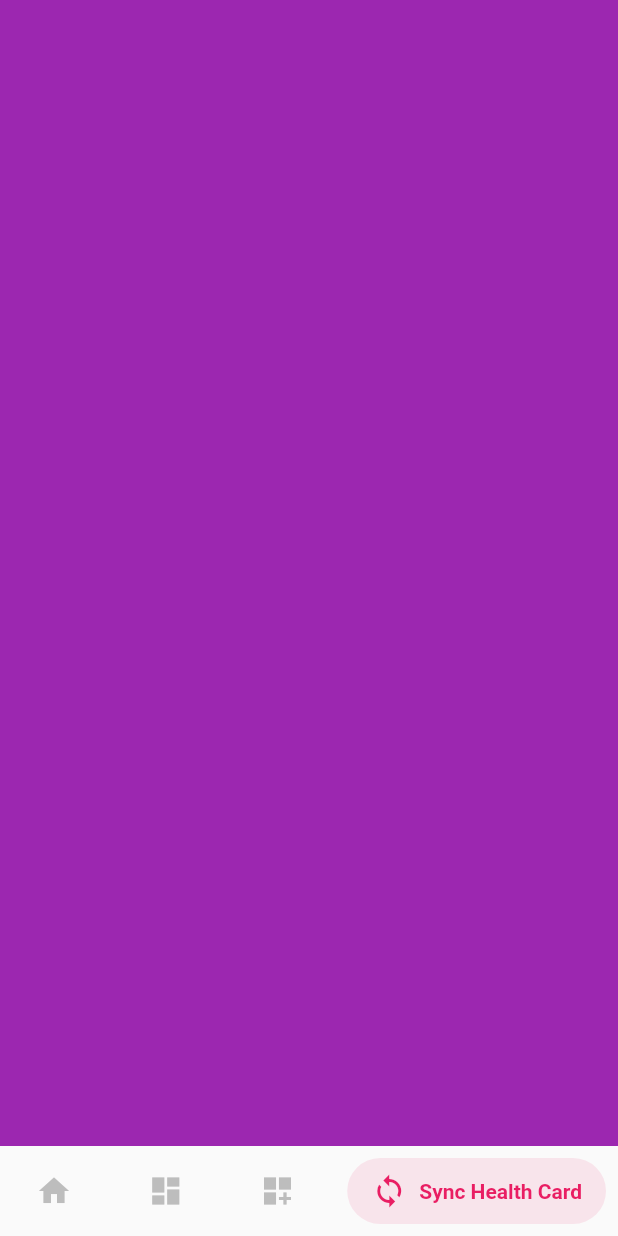
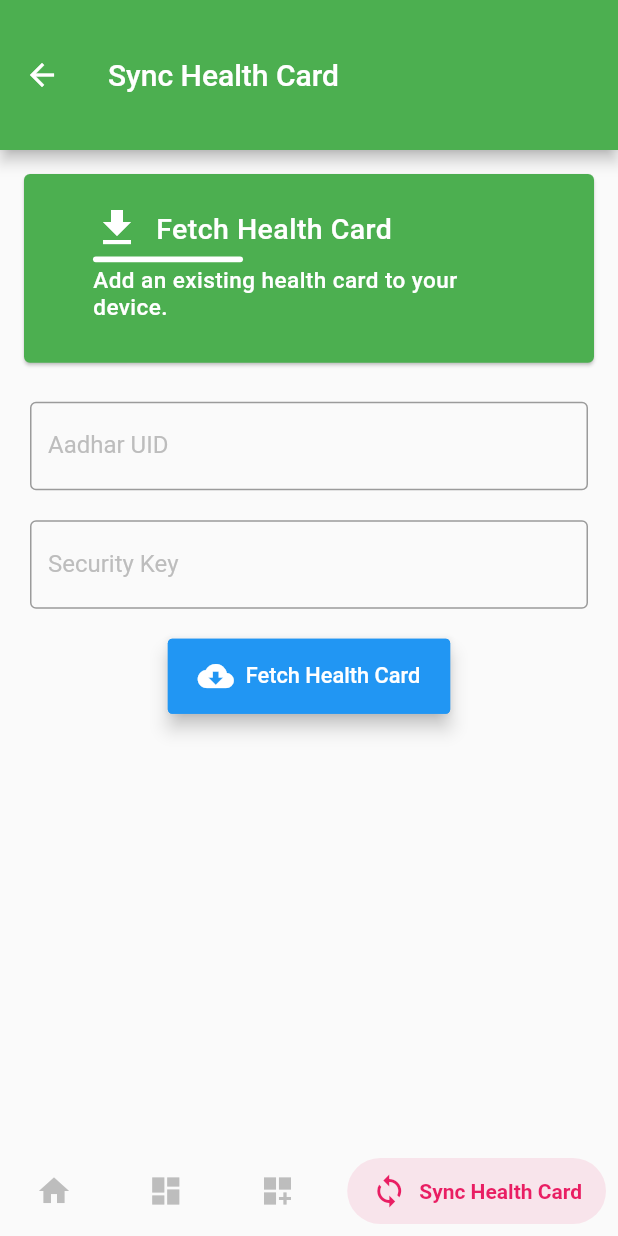
Before and after one commit to Az-21/universal-health-card, a Flutter app: the HealthCardWelcomePage screen opened directly, item 4 of the bottom bar chosen, on a phone screen of 412 x 824 dp. Run offline on Flutter 3.47's test engine with Material 2 defaults, Android fonts, the light colour scheme and no system bars; drawn by our look-alikes of getwidget, salomon_bottom_bar; our stand-ins replace get, get_storage; missing offline and left inert: awesome_card, pattern_formatter; accounts and stored records are empty.

Commit message:
📑health card page improvements

```diff
--- a/lib/src/healthCard/health_cards_ui.dart
+++ b/lib/src/healthCard/health_cards_ui.dart
@@ -2,6 +2,7 @@
 //  * Imports
 // ━━━━━━━━━━━━━━━━━━━━━━━━━━━━━━━━━━━━━━━━
 import 'package:flutter/material.dart';
+import 'package:health_app/src/healthCard/sync_health_card.dart';
 
 // Pub Dev Imports
 import 'package:salomon_bottom_bar/salomon_bottom_bar.dart';
@@ -28,7 +29,7 @@ class _HealthCardWelcomePageState extends State<HealthCardWelcomePage> {
     Container(), // home conatiner -> this is never displayed -> goto home
     HealthCardPage(),
     NewHealthCard(),
-    Container(color: Colors.purple),
+    SyncHealthCard(),
   ];
 
   @override
--- a/lib/src/healthCard/new_health_card.dart
+++ b/lib/src/healthCard/new_health_card.dart
@@ -78,6 +78,7 @@ class _HealthCardCreateFormState extends State<HealthCardCreateForm> {
 
   @override
   Widget build(BuildContext context) {
+    final focus = FocusScope.of(context); // next focus
     return SingleChildScrollView(
       child: Column(
         mainAxisAlignment: MainAxisAlignment.start,
@@ -128,6 +129,8 @@ class _HealthCardCreateFormState extends State<HealthCardCreateForm> {
                     });
                   },
                   focusNode: _focusNode,
+                  textInputAction: TextInputAction.next,
+                  onEditingComplete: () => focus.nextFocus(),
                 ),
               ),
 
@@ -136,6 +139,7 @@ class _HealthCardCreateFormState extends State<HealthCardCreateForm> {
                 margin: EdgeInsets.symmetric(horizontal: 20, vertical: 10),
                 child: TextFormField(
                   controller: formName,
+                  textCapitalization: TextCapitalization.words,
                   decoration: InputDecoration(
                     labelText: 'Name',
                     counterText: '',
@@ -147,6 +151,8 @@ class _HealthCardCreateFormState extends State<HealthCardCreateForm> {
                       cardHolderName = formName;
                     });
                   },
+                  textInputAction: TextInputAction.next,
+                  onEditingComplete: () => focus.nextFocus(),
                 ),
               ),
 
@@ -171,6 +177,8 @@ class _HealthCardCreateFormState extends State<HealthCardCreateForm> {
                       aadharNumber = formAadhar;
                     });
                   },
+                  textInputAction: TextInputAction.next,
+                  onEditingComplete: () => focus.nextFocus(),
                 ),
               ),
 
@@ -192,6 +200,8 @@ class _HealthCardCreateFormState extends State<HealthCardCreateForm> {
                       healthInfo = '$bloodGroup | $healthCondition';
                     });
                   },
+                  textInputAction: TextInputAction.next,
+                  onEditingComplete: () => focus.nextFocus(),
                 ),
               ),
 
@@ -204,7 +214,7 @@ class _HealthCardCreateFormState extends State<HealthCardCreateForm> {
                     border: OutlineInputBorder(),
                     counterText: '',
                     labelText: 'Health Condition',
-                    hintText: 'Allergic to X',
+                    hintText: 'Allergic to X | Normal | High BP',
                   ),
                   maxLength: 20,
                   onChanged: (formHealthCondition) {
@@ -213,6 +223,8 @@ class _HealthCardCreateFormState extends State<HealthCardCreateForm> {
                       healthInfo = '$bloodGroup | $healthCondition';
                     });
                   },
+                  textInputAction: TextInputAction.done,
+                  onEditingComplete: () => focus.unfocus(),
                 ),
               ),
 
@@ -232,6 +244,7 @@ class _HealthCardCreateFormState extends State<HealthCardCreateForm> {
                     color: Colors.white,
                   ),
                   onPressed: () {
+                    // TODO: validator here -> 4 digit key, 12 digit aadhar...
                     // TODO: firebase push here
                     isFirebaseSuccess = true;
                     if (isFirebaseSuccess) {
@@ -239,8 +252,14 @@ class _HealthCardCreateFormState extends State<HealthCardCreateForm> {
                         'Success',
                         'Your health card has been created',
                         icon: Icon(Icons.cloud_done_sharp),
-                        backgroundColor: Colors.greenAccent,
+                        backgroundColor: Colors.blue,
                       );
+                      // Reset all text fields
+                      formSecurityKey.text = '';
+                      formName.text = '';
+                      formAadhar.text = '';
+                      formBloodGroup.text = '';
+                      formHealthCondition.text = '';
                     } else {
                       Get.snackbar(
                         'Failed',
--- /dev/null
+++ b/lib/src/healthCard/sync_health_card.dart
@@ -0,0 +1,170 @@
+// ━━━━━━━━━━━━━━━━━━━━━━━━━━━━━━━━━━━━━━━━
+//  * Imports
+// ━━━━━━━━━━━━━━━━━━━━━━━━━━━━━━━━━━━━━━━━
+
+import 'package:flutter/material.dart';
+import 'package:flutter/services.dart';
+
+// Pub Dev Imports
+import 'package:pattern_formatter/pattern_formatter.dart';
+import 'package:getwidget/getwidget.dart';
+import 'package:get/get.dart';
+
+class SyncHealthCard extends StatelessWidget {
+  const SyncHealthCard({Key key}) : super(key: key);
+
+  @override
+  Widget build(BuildContext context) {
+    return Scaffold(
+      appBar: AppBar(
+        toolbarHeight: 100,
+        title: Text('Sync Health Card'),
+      ),
+      body: FetchHealthCardForm(),
+    );
+  }
+}
+
+class FetchHealthCardForm extends StatelessWidget {
+  const FetchHealthCardForm({Key key}) : super(key: key);
+
+  @override
+  Widget build(BuildContext context) {
+    return ListView(
+      children: <Widget>[
+        /// Info Card
+        GFCard(
+          color: Colors.green,
+          title: GFListTile(
+            title: GFTypography(
+              text: 'Fetch Health Card',
+              textColor: Colors.white,
+              type: GFTypographyType.typo3,
+              icon: Icon(
+                Icons.file_download,
+                color: Colors.white,
+                size: 32,
+              ),
+              dividerColor: Colors.white,
+              dividerWidth: 100,
+            ),
+            subtitle: GFTypography(
+              text: 'Add an existing health card to your device.',
+              textColor: Colors.white,
+              type: GFTypographyType.typo5,
+              showDivider: false,
+            ),
+          ),
+        ),
+
+        /// Input Form
+        HealthCardSyncForm(),
+      ],
+    );
+  }
+}
+
+class HealthCardSyncForm extends StatefulWidget {
+  HealthCardSyncForm({Key key}) : super(key: key);
+
+  @override
+  _HealthCardSyncFormState createState() => _HealthCardSyncFormState();
+}
+
+class _HealthCardSyncFormState extends State<HealthCardSyncForm> {
+  TextEditingController formSecurityKey = TextEditingController();
+  TextEditingController formAadhar = TextEditingController();
+
+  bool isFirebaseSuccess = false; // on sync
+
+  @override
+  Widget build(BuildContext context) {
+    final focus = FocusScope.of(context); // next focus
+    return Column(
+      mainAxisAlignment: MainAxisAlignment.start,
+      crossAxisAlignment: CrossAxisAlignment.start,
+      children: <Widget>[
+        /// Aadhar ID
+        Container(
+          margin: EdgeInsets.symmetric(horizontal: 20, vertical: 10),
+          child: TextFormField(
+            controller: formAadhar,
+            maxLength: 14, // input formatter will add 12 + 2 = 14
+            keyboardType: TextInputType.number,
+            decoration: InputDecoration(
+              border: OutlineInputBorder(),
+              counterText: '',
+              labelText: 'Aadhar UID',
+              hintText: '12 Digit AADHAR Card Number',
+            ),
+            inputFormatters: [
+              CreditCardFormatter(),
+            ],
+            textInputAction: TextInputAction.next,
+            onEditingComplete: () => focus.nextFocus(),
+          ),
+        ),
+
+        /// Security Key / CVV
+        Container(
+          margin: EdgeInsets.symmetric(horizontal: 20, vertical: 10),
+          child: TextFormField(
+            controller: formSecurityKey,
+            decoration: InputDecoration(
+              border: OutlineInputBorder(),
+              counterText: '',
+              labelText: 'Security Key',
+              hintText: 'Four digit security key',
+            ),
+            maxLength: 4,
+            keyboardType: TextInputType.number,
+            inputFormatters: [FilteringTextInputFormatter.digitsOnly],
+            textInputAction: TextInputAction.done,
+            onEditingComplete: () => focus.unfocus(),
+          ),
+        ),
+
+        /// Submit Button
+        Container(
+          alignment: Alignment.center,
+          margin: EdgeInsets.symmetric(horizontal: 20, vertical: 10),
+          child: GFButton(
+            text: "Fetch Health Card",
+            size: GFSize.LARGE,
+            elevation: 5,
+            color: Colors.blue,
+            splashColor: Colors.white,
+            padding: EdgeInsets.symmetric(horizontal: 20),
+            icon: Icon(
+              Icons.cloud_download_sharp,
+              color: Colors.white,
+            ),
+            onPressed: () {
+              // TODO: validator here -> 4 digit key, 12 digit aadhar...
+              // TODO: firebase push here
+              isFirebaseSuccess = false;
+              if (isFirebaseSuccess) {
+                Get.snackbar(
+                  'Success',
+                  'Health card has been added',
+                  icon: Icon(Icons.cloud_done_sharp),
+                  backgroundColor: Colors.blue,
+                );
+                // Reset all text fields
+                formSecurityKey.text = '';
+                formAadhar.text = '';
+              } else {
+                Get.snackbar(
+                  'Failed',
+                  'Failed to fetch health card. Please check your internet connection. Ensure health card with specified security key exists.',
+                  icon: Icon(Icons.signal_wifi_off_sharp),
+                  backgroundColor: Colors.redAccent,
+                );
+              }
+            },
+          ),
+        ),
+      ],
+    );
+  }
+}
```
